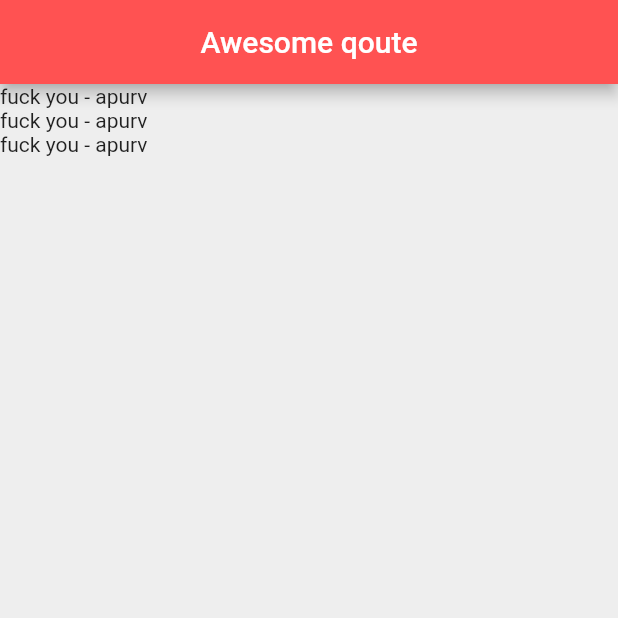
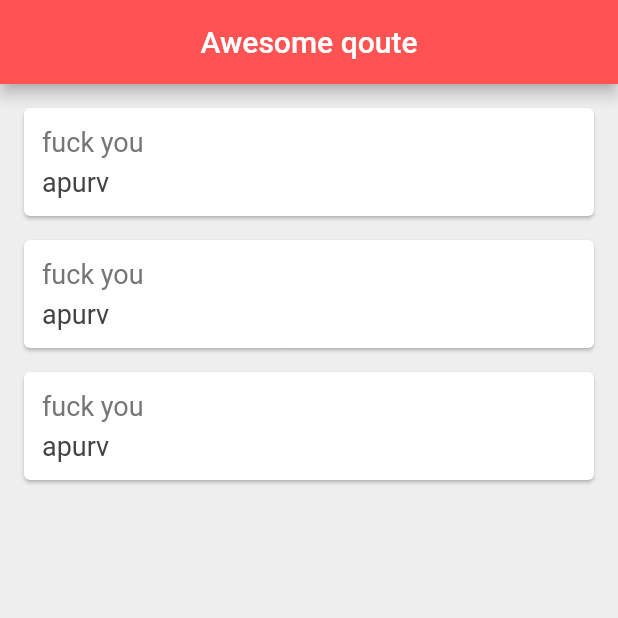
Before and after one commit to apurv1602/quotes, a Flutter app: the screen it shows after launch, on a phone screen of 412 x 824 dp, the top half of it. Run offline on Flutter 3.47's test engine with Material 2 defaults, Android fonts, the phone set to English and light mode, and no system bars.

Commit message:
1.1 commit

```diff
--- a/lib/main.dart
+++ b/lib/main.dart
@@ -1,7 +1,7 @@
 import 'package:flutter/material.dart';
 import 'package:quotes/quote.dart';
 import 'quote.dart';
-import 'quote.dart';
+
 
 void main() => runApp(MaterialApp(
     home: Quotea(),
@@ -21,17 +21,47 @@ class _QuoteaState extends State<Quotea> {
     Quote(author:'apurv', text:'fuck you'),
   ];
 
+  Widget quoteTemplet(quote){
+    return Card(
+      margin: const EdgeInsets.fromLTRB(16.0, 16.0, 16.0, 0),
+      child: Padding(
+        padding: const EdgeInsets.all(12.0),
+        child: Column(
+          crossAxisAlignment: CrossAxisAlignment.stretch,
+          children: <Widget>[
+            Text(
+              quote.text,
+          style: TextStyle(
+            fontSize: 18.0,
+            color: Colors.grey[600],
+              ),
+            ),
+          const SizedBox(height: 6.0),
+            Text(
+              quote.author,
+              style: TextStyle(
+                fontSize: 18.0,
+                color: Colors.grey[800],
+              ),
+            ),
+
+          ],
+        ),
+      ),
+    );
+  }
+
   @override
   Widget build(BuildContext context) {
     return Scaffold(
       backgroundColor: Colors.grey[200],
       appBar: AppBar(
-        title: Text('Awesome qoute'),
+        title: const Text('Awesome qoute'),
         centerTitle: true,
            backgroundColor: Colors.redAccent,
       ),
       body: Column(
-        children: quote.map((quote) =>  Text('${quote.text} - ${quote.author}')).toList(),
+        children: quote.map((quote) => quoteTemplet(quote) ).toList(),
       ),
     );
   }
```
